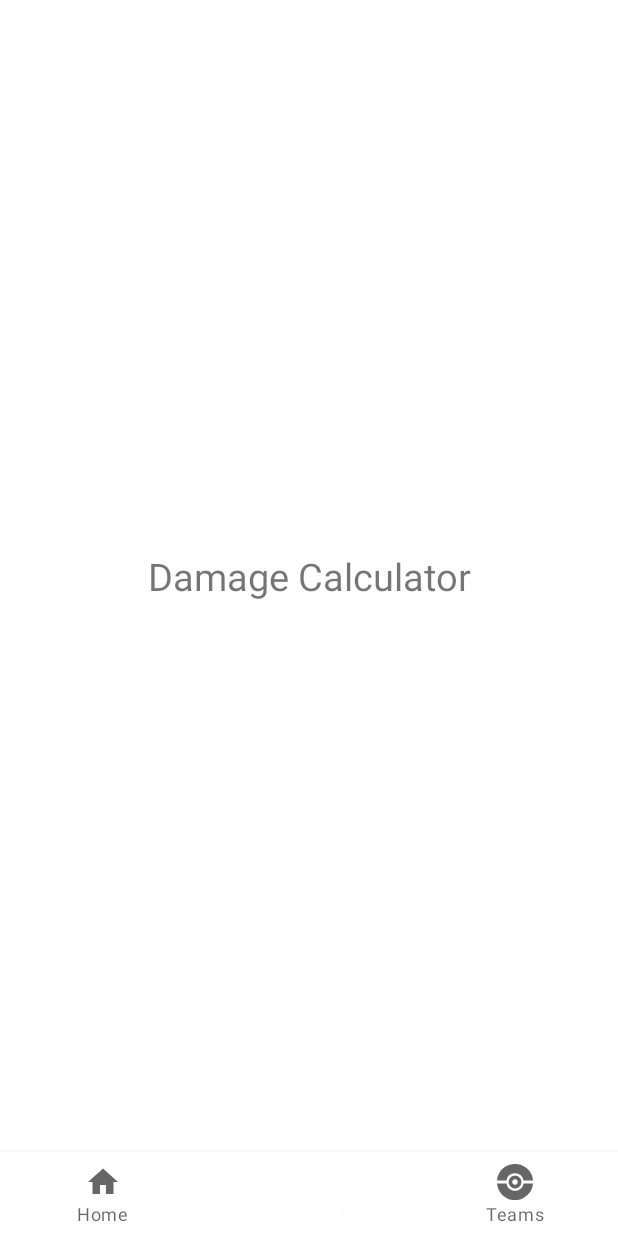
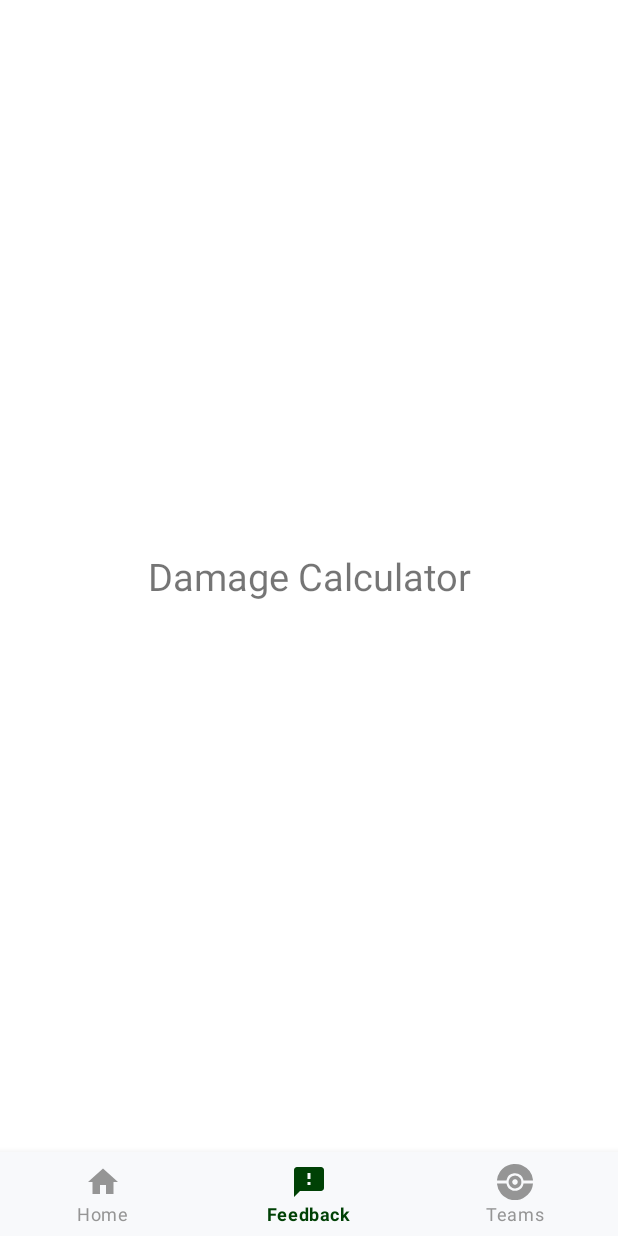
Before and after one commit to liang799/Pokemon-Teams-Java, an Android app: the screen it shows after launch (MainActivity), item 2 of the bottom bar chosen, on a phone screen of 412 x 824 dp. Run offline under Robolectric (Android 15) with nearby library versions, the phone set to English and light mode, and no system bars; our stand-ins replace navigation-ui.

Commit message:
Theme modification

```diff
--- /dev/null
+++ b/app/src/main/res/color/bottom_nav.xml
@@ -0,0 +1,5 @@
+<?xml version="1.0" encoding="utf-8"?>
+<selector xmlns:android="http://schemas.android.com/apk/res/android">
+    <item android:state_checked="true" android:color="?attr/colorSecondaryVariant" />
+    <item android:state_checked="false" android:color="#959595"/>
+</selector>
--- a/app/src/main/res/layout/activity_main.xml
+++ b/app/src/main/res/layout/activity_main.xml
@@ -34,6 +34,9 @@
         android:id="@+id/bottomNavigationView"
         android:layout_width="0dp"
         android:layout_height="wrap_content"
+        android:background="?attr/bottomAppBarStyle"
+        app:itemIconTint="@color/bottom_nav"
+        app:itemTextColor="@color/bottom_nav"
         app:layout_constraintBottom_toBottomOf="parent"
         app:layout_constraintEnd_toEndOf="parent"
         app:layout_constraintStart_toStartOf="parent"
--- a/app/src/main/res/navigation/nav.xml
+++ b/app/src/main/res/navigation/nav.xml
@@ -1,13 +1,15 @@
 <?xml version="1.0" encoding="utf-8"?>
 <navigation xmlns:android="http://schemas.android.com/apk/res/android"
     xmlns:app="http://schemas.android.com/apk/res-auto"
+    xmlns:tools="http://schemas.android.com/tools"
     android:id="@+id/nav"
     app:startDestination="@id/nav_Home">
 
     <fragment
         android:id="@+id/nav_Home"
         android:name="com.sp.poketeams.PokedexFragment"
-        android:label="PokedexFragment" >
+        android:label="PokedexFragment"
+        tools:layout="@layout/fragment_pokedex">
         <action
             android:id="@+id/action_pokedexFragment_to_myTeamFragment"
             app:destination="@id/nav_Team" />
@@ -18,9 +20,11 @@
     <fragment
         android:id="@+id/nav_Team"
         android:name="com.sp.poketeams.MyTeamFragment"
-        android:label="MyTeamFragment" />
+        android:label="MyTeamFragment"
+        tools:layout="@layout/fragment_myteam"/>
     <fragment
         android:id="@+id/nav_Calc"
         android:name="com.sp.poketeams.DamageCalcFragment"
-        android:label="DamageCalcFragment" />
+        android:label="DamageCalcFragment"
+        tools:layout="@layout/fragment_damagecalc"/>
 </navigation>
--- a/app/src/main/res/values-night/themes.xml
+++ b/app/src/main/res/values-night/themes.xml
@@ -12,6 +12,9 @@
         <!-- Status bar color. -->
         <!--        <item name="android:statusBarColor" tools:targetApi="l">?attr/colorPrimaryVariant</item>-->
         <item name="android:statusBarColor" tools:targetApi="l">?attr/colorPrimary</item>
+
         <!-- Customize your theme here. -->
+        <item name="bottomAppBarStyle">@color/Black_4</item>
+        <item name="backgroundColor">@color/Black_6</item>
     </style>
 </resources>
--- a/app/src/main/res/values/themes.xml
+++ b/app/src/main/res/values/themes.xml
@@ -13,6 +13,10 @@
         <item name="colorOnSecondary">@color/Black</item>
         <!-- Status bar color. -->
         <item name="android:statusBarColor" tools:targetApi="l">?attr/colorPrimary</item>
+
         <!-- Customize your theme here. -->
+        <item name="bottomAppBarStyle">@color/White_2</item>
+        <item name="backgroundColor">@color/White_1</item>
+
     </style>
 </resources>
```
